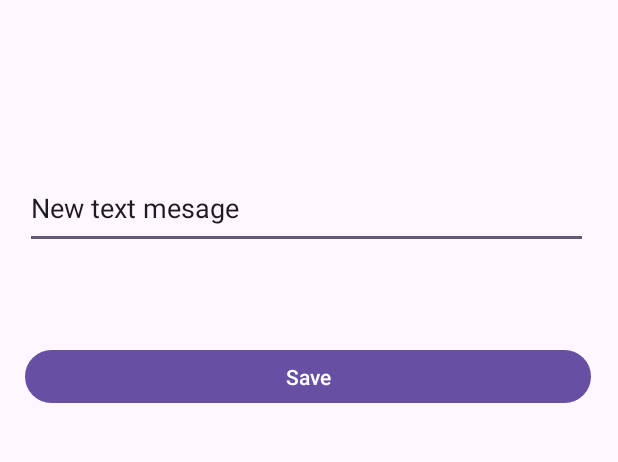
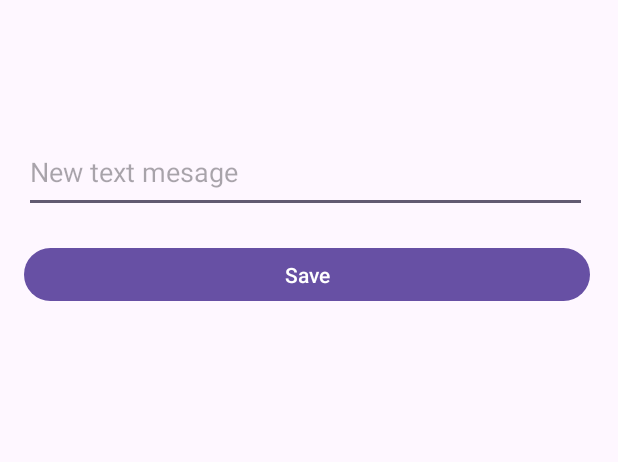
Before and after one commit to albertomorini/DrivinText, an Android app: the TextMessageEditor screen opened directly, with no data from a screen before it, after a tap on "Save", on a phone screen of 412 x 824 dp, the part 90-552 px from its top. Run offline under Robolectric (Android 15) with nearby library versions, the phone set to English and light mode, and no system bars.

Commit message:
reading and storing a json file for messages preferences

```diff
--- a/app/src/main/java/com/albertomorini/drivintext/StorageManager.java
+++ b/app/src/main/java/com/albertomorini/drivintext/StorageManager.java
@@ -1,4 +1,75 @@
 package com.albertomorini.drivintext;
 
+import android.content.Context;
+import android.util.Log;
+
+import org.json.JSONArray;
+import org.json.JSONException;
+import org.json.JSONObject;
+
+import java.io.BufferedReader;
+import java.io.BufferedWriter;
+import java.io.File;
+import java.io.FileReader;
+import java.io.FileWriter;
+import java.io.IOException;
+
 public class StorageManager {
+
+    public static final String TAG = "com.albertomorini.StoreManager";
+    public static final String PATHFILE = "store_message.json";
+    public static final String KEY_MESSAGE_SET = "messages";
+
+    public static JSONArray readMessagesStored(Context ctx) {
+        File file = new File(ctx.getFilesDir(), PATHFILE);
+        Log.d(TAG, "file: " + file.length());
+
+        StringBuilder jsonString = new StringBuilder();
+        try (BufferedReader reader = new BufferedReader(new FileReader(file))) {
+            String line;
+            while ((line = reader.readLine()) != null) {
+                jsonString.append(line);
+            }
+        } catch (IOException e) {
+            e.printStackTrace();
+        }
+
+        try {
+            JSONObject jsonObject = new JSONObject(jsonString.toString());
+
+            return new JSONArray(jsonObject.getString(KEY_MESSAGE_SET));
+        } catch (JSONException e) {
+            e.printStackTrace();
+        }
+        return new JSONArray(); //if not exists return a new one
+    }
+
+    public static JSONArray storeMessages(Context ctx, JSONArray allValues, String newValue) {
+        try {
+            allValues.put(newValue);
+            JSONObject job = new JSONObject();
+
+            try {
+                job.put(KEY_MESSAGE_SET, allValues.toString());
+            } catch (JSONException e) {
+                throw new RuntimeException(e);
+            }
+
+            Log.d(TAG, "job b4 saving : " + job.toString());
+
+            File file = new File(ctx.getFilesDir(), PATHFILE);
+            try (BufferedWriter writer = new BufferedWriter(new FileWriter(file))) {
+                writer.write(job.toString());
+            } catch (IOException e) {
+                e.printStackTrace();
+            }
+
+            return job.getJSONArray(KEY_MESSAGE_SET);
+        } catch (Exception e) {
+            return new JSONArray();
+        }
+
+    }
+
+
 }
--- a/app/src/main/java/com/albertomorini/drivintext/TextMessageEditor.java
+++ b/app/src/main/java/com/albertomorini/drivintext/TextMessageEditor.java
@@ -13,18 +13,27 @@ import androidx.core.graphics.Insets;
 import androidx.core.view.ViewCompat;
 import androidx.core.view.WindowInsetsCompat;
 
+import org.json.JSONArray;
+
 public class TextMessageEditor extends AppCompatActivity {
     private static final String TAG = "com.drivintext.MessageEditor";
     private String newTextMessage = "";
+//    private String[] allMessages;
 
-    private void storeNewMessage(){
+    private JSONArray allMessages = new JSONArray();
+
+    private void storeNewMessage() {
         //TODO: store into the cache
-        loadMessages();
+        Log.d(TAG, "storeNewMessage: SAVING");
+
+        StorageManager.storeMessages(this, allMessages, newTextMessage);
+        StorageManager.readMessagesStored(this);
     }
 
-    private void loadMessages(){
+    private void loadMessages() {
         //load messages from cache and give the possibility to remove them
-
+        this.allMessages = StorageManager.readMessagesStored(this);
+        Log.d(TAG, "Stored Messages: " + allMessages);
     }
 
 
@@ -38,7 +47,7 @@ public class TextMessageEditor extends AppCompatActivity {
             v.setPadding(systemBars.left, systemBars.top, systemBars.right, systemBars.bottom);
             return insets;
         });
-
+        loadMessages();
         EditText UI_NewMessage = findViewById(R.id.newMessage);
 
         UI_NewMessage.addTextChangedListener(new TextWatcher() {
@@ -50,16 +59,18 @@ public class TextMessageEditor extends AppCompatActivity {
 
             @Override
             public void beforeTextChanged(CharSequence s, int start, int count, int after) {
+
             }
 
             @Override
             public void onTextChanged(CharSequence s, int start, int before, int count) {
-                Log.d(TAG,"new message onchange: "+s.toString());
+
+                Log.d(TAG, "new message onchange: " + s.toString());
             }
         });
 
         Button btnSave = findViewById(R.id.saveNewMessage);
-        btnSave.setOnClickListener(v->{
+        btnSave.setOnClickListener(v -> {
             storeNewMessage();
         });
 
--- a/app/src/main/res/layout/new_message_creator.xml
+++ b/app/src/main/res/layout/new_message_creator.xml
@@ -5,6 +5,14 @@
     android:layout_width="match_parent"
     android:layout_height="match_parent"
     xmlns:app="http://schemas.android.com/apk/res-auto">
+
+    <LinearLayout
+        android:layout_width="match_parent"
+        android:layout_height="match_parent"
+        android:fitsSystemWindows="true"
+        android:orientation="vertical"
+        tools:layout_editor_absoluteX="2dp"
+        tools:layout_editor_absoluteY="-41dp">
 
     <TextView
         android:id="@+id/DrivinText_lbl"
@@ -29,9 +37,10 @@
         android:layout_marginBottom="19dp"
         android:ems="10"
         android:inputType="text"
-        android:text="New text mesage"
+        android:hint="New text mesage"
         app:layout_constraintBottom_toTopOf="@+id/saveNewMessage"
         app:layout_constraintEnd_toEndOf="parent"
+        app:layout_constraintHorizontal_bias="1.0"
         app:layout_constraintStart_toStartOf="parent"
         app:layout_constraintTop_toBottomOf="@+id/DrivinText_lbl" />
 
@@ -40,14 +49,15 @@
         android:layout_width="377dp"
         android:layout_height="43dp"
         android:layout_marginStart="16dp"
-        android:layout_marginTop="19dp"
         android:layout_marginEnd="18dp"
-        android:layout_marginBottom="467dp"
+        android:layout_marginBottom="32dp"
         android:text="Save"
         app:layout_constraintBottom_toBottomOf="parent"
         app:layout_constraintEnd_toEndOf="parent"
+        app:layout_constraintHorizontal_bias="1.0"
         app:layout_constraintStart_toStartOf="parent"
         app:layout_constraintTop_toBottomOf="@+id/newMessage" />
 
+    </LinearLayout>
 
 </androidx.constraintlayout.widget.ConstraintLayout>
```
